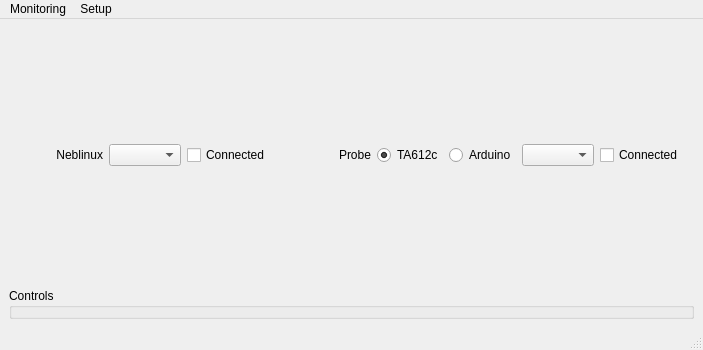
Old version of the form src/util/MainWindow.ui in the repository lcnsqr/neblinux.
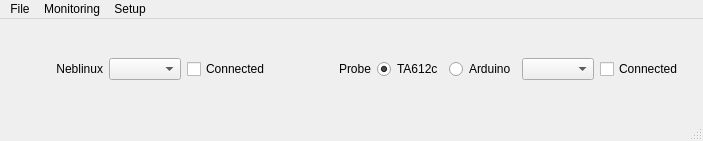
New version of the form. Icons and pictures are not drawn.

```diff
--- a/src/util/MainWindow.ui
+++ b/src/util/MainWindow.ui
@@ -7,7 +7,7 @@
     <x>0</x>
     <y>0</y>
     <width>703</width>
-    <height>350</height>
+    <height>141</height>
    </rect>
   </property>
   <property name="windowTitle">
@@ -113,24 +113,6 @@
       </item>
      </layout>
     </item>
-    <item>
-     <layout class="QHBoxLayout" name="dashboard">
-      <item>
-       <layout class="QVBoxLayout" name="left">
-        <item>
-         <widget class="QGroupBox" name="controls">
-          <property name="title">
-           <string>Controls</string>
-          </property>
-         </widget>
-        </item>
-       </layout>
-      </item>
-      <item>
-       <layout class="QVBoxLayout" name="right"/>
-      </item>
-     </layout>
-    </item>
    </layout>
   </widget>
   <widget class="QStatusBar" name="statusbar"/>
@@ -163,6 +145,15 @@
     <addaction name="separator"/>
     <addaction name="Auto_stop"/>
    </widget>
+   <widget class="QMenu" name="menuFile">
+    <property name="title">
+     <string>File</string>
+    </property>
+    <addaction name="actionReset_EEPROM"/>
+    <addaction name="actionSave_settings_to_EEPROM"/>
+    <addaction name="actionExit"/>
+   </widget>
+   <addaction name="menuFile"/>
    <addaction name="menuMonitoring"/>
    <addaction name="menuCalibration"/>
   </widget>
```
Left out of the diff: 26 changed lines with no effect on the pictures.
